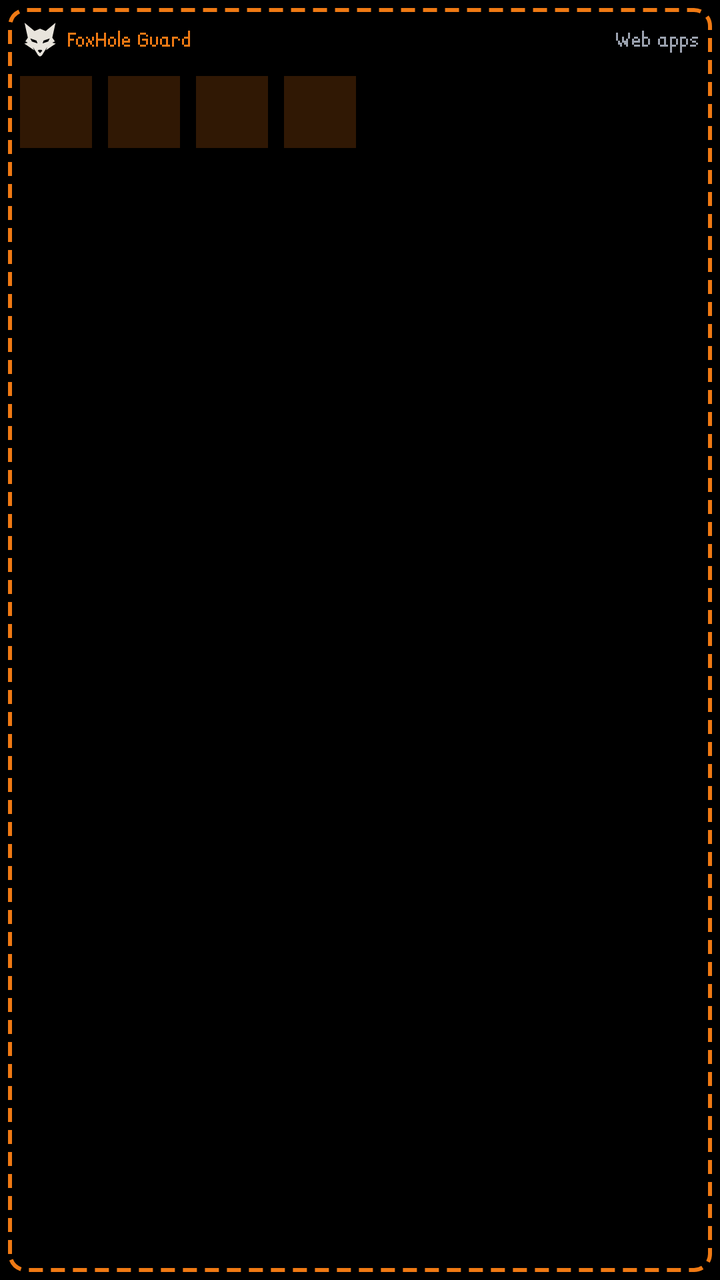
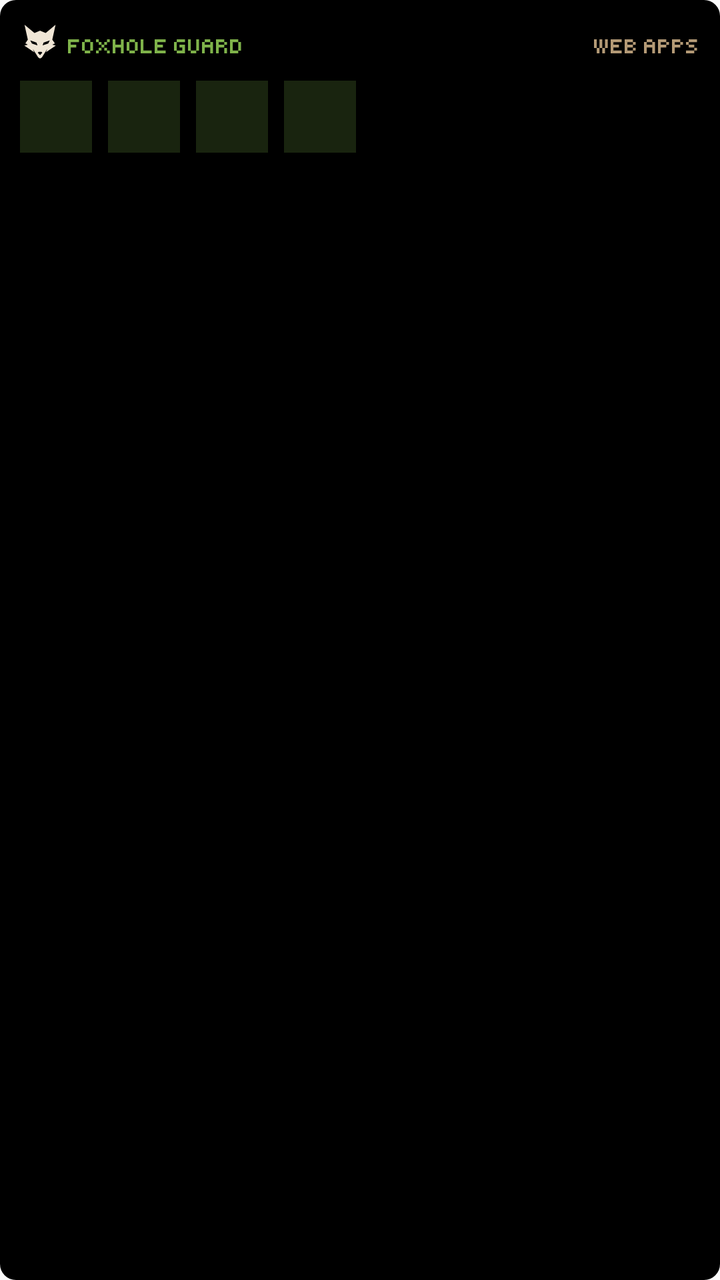

Before-and-after screenshots of an Android layout around one commit, followed by the original layout XML and the change that was made.
<!-- AndroidManifest.xml: application theme Theme.Foxhole -->
<!-- res/layout/widget_webapps_preview.xml -->
<?xml version="1.0" encoding="utf-8"?>
<LinearLayout xmlns:android="http://schemas.android.com/apk/res/android"
    xmlns:app="http://schemas.android.com/apk/res-auto"
    xmlns:tools="http://schemas.android.com/tools"
    android:layout_width="match_parent"
    android:layout_height="match_parent"
    android:background="@drawable/widget_preview_bg"
    android:contentDescription="@string/cli_webapps_widget_label"
    android:orientation="vertical"
    android:padding="10dp"
    tools:ignore="HardcodedText">

    <LinearLayout
        android:layout_width="match_parent"
        android:layout_height="wrap_content"
        android:gravity="center_vertical"
        android:orientation="horizontal">

        <ImageView
            android:layout_width="20dp"
            android:layout_height="20dp"
            android:importantForAccessibility="no"
            android:src="@drawable/ic_qs_tile"
            app:tint="@color/cli_fg" />

        <TextView
            android:layout_width="0dp"
            android:layout_height="wrap_content"
            android:layout_marginStart="4dp"
            android:layout_weight="1"
            android:fontFamily="@font/lanapixel"
            android:text="FoxHole Guard"
            android:textColor="@color/cli_accent"
            android:textSize="11sp" />

        <TextView
            android:layout_width="wrap_content"
            android:layout_height="wrap_content"
            android:fontFamily="@font/lanapixel"
            android:text="@string/cli_webapps_widget_label"
            android:textColor="@color/cli_dim"
            android:textSize="11sp" />
    </LinearLayout>

    <LinearLayout
        android:layout_width="match_parent"
        android:layout_height="wrap_content"
        android:layout_marginTop="8dp"
        android:orientation="horizontal">

        <ImageView
            android:layout_width="36dp"
            android:layout_height="36dp"
            android:layout_marginEnd="8dp"
            android:background="@drawable/widget_preview_tile"
            android:importantForAccessibility="no" />

        <ImageView
            android:layout_width="36dp"
            android:layout_height="36dp"
            android:layout_marginEnd="8dp"
            android:background="@drawable/widget_preview_tile"
            android:importantForAccessibility="no" />

        <ImageView
            android:layout_width="36dp"
            android:layout_height="36dp"
            android:layout_marginEnd="8dp"
            android:background="@drawable/widget_preview_tile"
            android:importantForAccessibility="no" />

        <ImageView
            android:layout_width="36dp"
            android:layout_height="36dp"
            android:background="@drawable/widget_preview_tile"
            android:importantForAccessibility="no" />
    </LinearLayout>
</LinearLayout>
<!-- resources referenced by this layout -->
<resources>
  <color name="cli_accent">#F07A14</color>
  <color name="cli_dim">#9CA3B0</color>
  <color name="cli_fg">#E8E4DC</color>
  <!-- drawable ic_qs_tile: png bitmap (drawable-nodpi, 2930 bytes) -->
  <!-- drawable widget_preview_bg (drawable) -->
  <?xml version="1.0" encoding="utf-8"?>
  <layer-list xmlns:android="http://schemas.android.com/apk/res/android">
      <item>
          <shape android:shape="rectangle">
              <solid android:color="#000000" />
          </shape>
      </item>
      <item android:left="4dp" android:top="4dp" android:right="4dp" android:bottom="4dp">
          <shape android:shape="rectangle">
              <stroke
                  android:width="2dp"
                  android:color="@color/cli_accent"
                  android:dashWidth="7dp"
                  android:dashGap="4dp" />
              <corners android:radius="8dp" />
              <solid android:color="@android:color/transparent" />
          </shape>
      </item>
  </layer-list>
  <!-- drawable widget_preview_tile (drawable) -->
  <?xml version="1.0" encoding="utf-8"?>
  <shape xmlns:android="http://schemas.android.com/apk/res/android" android:shape="rectangle">
      <solid android:color="#33F07A14" />
  </shape>
  <string name="cli_webapps_widget_label">Web apps</string>
  <style name="Theme.Foxhole" parent="Theme.AppCompat.DayNight.NoActionBar">
          <item name="android:statusBarColor">@android:color/transparent</item>
          <item name="android:navigationBarColor">@android:color/transparent</item>
          <item name="android:windowLightStatusBar">false</item>
          <item name="android:windowLightNavigationBar" tools:targetApi="o_mr1">false</item>
      </style>
</resources>

<!-- the commit's change to res/layout/widget_webapps_preview.xml (unified diff, before → after) -->
@@ -28,16 +28,18 @@
             android:layout_height="wrap_content"
             android:layout_marginStart="4dp"
             android:layout_weight="1"
-            android:fontFamily="@font/lanapixel"
+            android:fontFamily="@font/tiny5_regular"
             android:text="FoxHole Guard"
+            android:textAllCaps="true"
             android:textColor="@color/cli_accent"
             android:textSize="11sp" />
 
         <TextView
             android:layout_width="wrap_content"
             android:layout_height="wrap_content"
-            android:fontFamily="@font/lanapixel"
+            android:fontFamily="@font/tiny5_regular"
             android:text="@string/cli_webapps_widget_label"
+            android:textAllCaps="true"
             android:textColor="@color/cli_dim"
             android:textSize="11sp" />
     </LinearLayout>
<!-- resource entries referenced after the edit -->
@@ -1,33 +1,19 @@
 <!-- resources referenced by this layout -->
 <resources>
-  <color name="cli_accent">#F07A14</color>
-  <color name="cli_dim">#9CA3B0</color>
-  <color name="cli_fg">#E8E4DC</color>
+  <color name="cli_accent">#7FB34A</color>
+  <color name="cli_dim">#B49A76</color>
+  <color name="cli_fg">#F0E6D6</color>
   <!-- drawable ic_qs_tile: png bitmap (drawable-nodpi, 2930 bytes) -->
   <!-- drawable widget_preview_bg (drawable) -->
   <?xml version="1.0" encoding="utf-8"?>
-  <layer-list xmlns:android="http://schemas.android.com/apk/res/android">
-      <item>
-          <shape android:shape="rectangle">
-              <solid android:color="#000000" />
-          </shape>
-      </item>
-      <item android:left="4dp" android:top="4dp" android:right="4dp" android:bottom="4dp">
-          <shape android:shape="rectangle">
-              <stroke
-                  android:width="2dp"
-                  android:color="@color/cli_accent"
-                  android:dashWidth="7dp"
-                  android:dashGap="4dp" />
-              <corners android:radius="8dp" />
-              <solid android:color="@android:color/transparent" />
-          </shape>
-      </item>
-  </layer-list>
+  <shape xmlns:android="http://schemas.android.com/apk/res/android" android:shape="rectangle">
+      <corners android:radius="8dp" />
+      <solid android:color="#000000" />
+  </shape>
   <!-- drawable widget_preview_tile (drawable) -->
   <?xml version="1.0" encoding="utf-8"?>
   <shape xmlns:android="http://schemas.android.com/apk/res/android" android:shape="rectangle">
-      <solid android:color="#33F07A14" />
+      <solid android:color="#337FB34A" />
   </shape>
   <string name="cli_webapps_widget_label">Web apps</string>
   <style name="Theme.Foxhole" parent="Theme.AppCompat.DayNight.NoActionBar">
